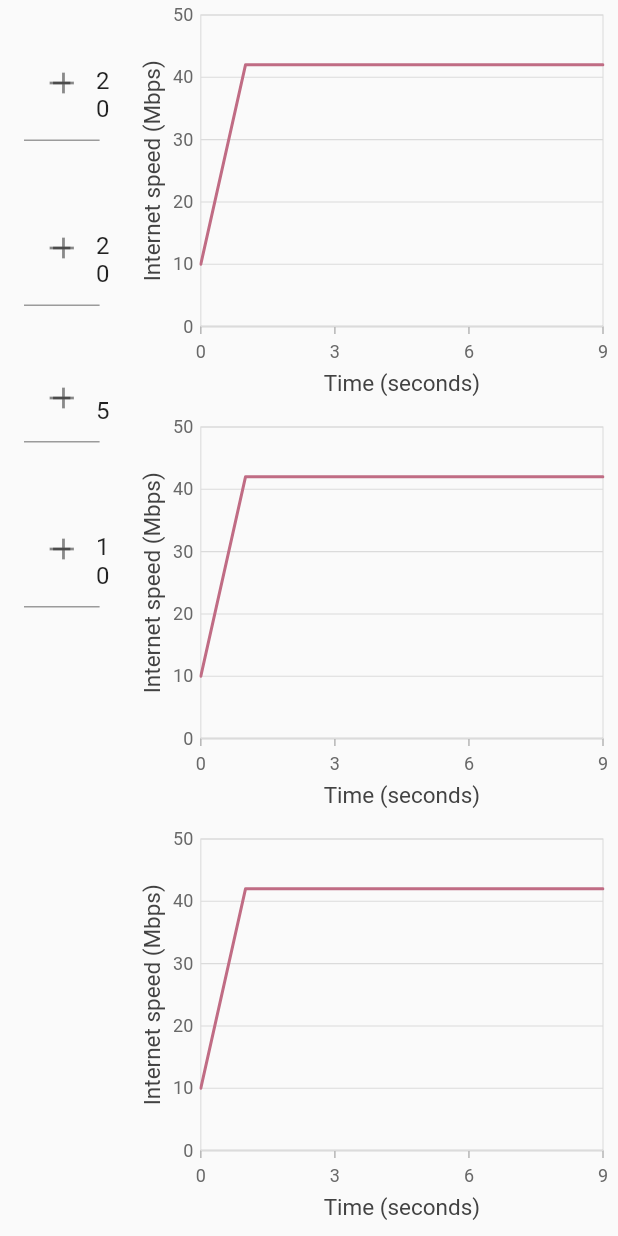
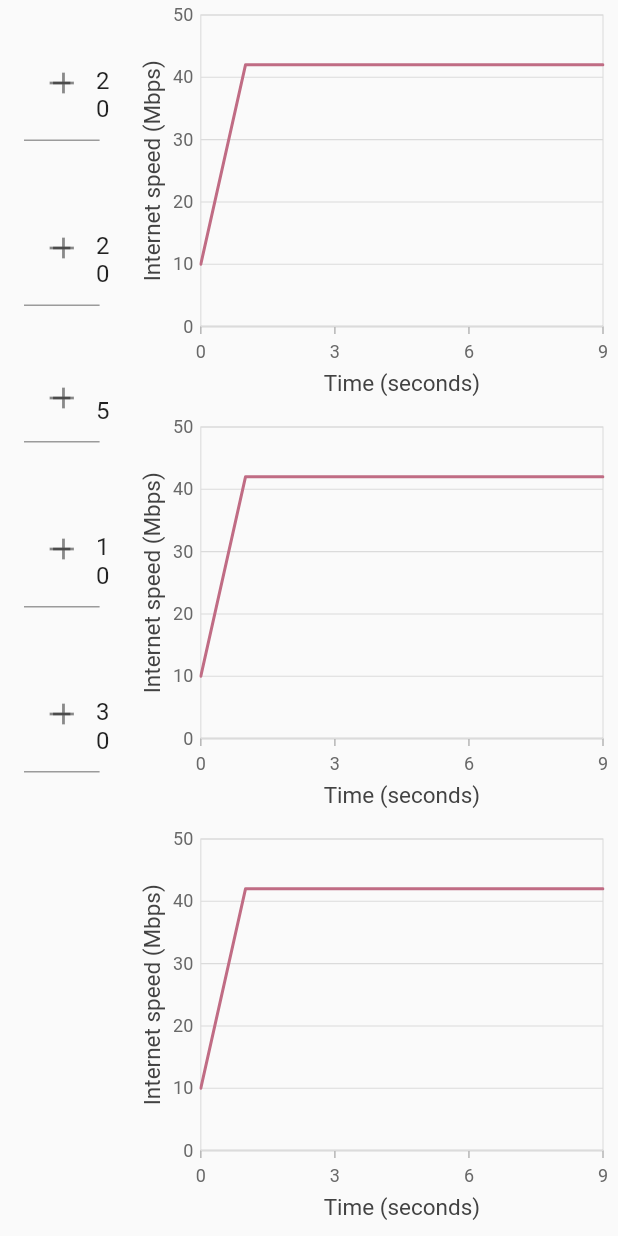
Before and after one commit to daniope/ventilator_ui, a Flutter app: the screen it shows after launch, on a phone screen of 412 x 824 dp. Run offline on Flutter 3.47's test engine with Material 2 defaults, Android fonts, the phone set to English and light mode, and no system bars; drawn by our look-alikes of flutter_spinbox; our stand-ins replace syncfusion_flutter_charts.

Commit message:
feat: impls respiratory rate control

```diff
--- a/lib/spinbox/spinbox_peak_pressure.dart
+++ b/lib/spinbox/spinbox_peak_pressure.dart
@@ -1,7 +1,7 @@
 import 'package:flutter/material.dart';
 import 'package:flutter_spinbox/material.dart';
 
-class Peak extends StatelessWidget {
+class PeakPressure extends StatelessWidget {
   Widget build(BuildContext context) {
     return SpinBox(
       min: 0.0,
--- /dev/null
+++ b/lib/spinbox/spinbox_respiratory_rate.dart
@@ -0,0 +1,16 @@
+import 'package:flutter/material.dart';
+import 'package:flutter_spinbox/material.dart';
+
+class RespiratoryRate extends StatelessWidget {
+  Widget build(BuildContext context) {
+    return SpinBox(
+      min: 1.0,
+      max: 100.0,
+      value: 30.0,
+      decimals: 0,
+      step: 1.0,
+      decoration: InputDecoration(labelText: 'Respiratory Rate (bpm)'),
+      onChanged: (value) => print('Respiratory Rate: $value'),
+    );
+  }
+}
--- a/lib/ventilator/ventilator.dart
+++ b/lib/ventilator/ventilator.dart
@@ -2,6 +2,7 @@ import 'package:flutter/material.dart';
 
 import 'package:ventilator_ui/spinbox/spinbox_peak_pressure.dart';
 import 'package:ventilator_ui/spinbox/spinbox_peep.dart';
+import 'package:ventilator_ui/spinbox/spinbox_respiratory_rate.dart';
 
 class Ventilator extends StatelessWidget {
   Widget build(BuildContext context) {
@@ -12,7 +13,11 @@ class Ventilator extends StatelessWidget {
           padding: const EdgeInsets.all(16),
         ),
         Padding(
-          child: Peak(),
+          child: PeakPressure(),
+          padding: const EdgeInsets.all(16),
+        ),
+        Padding(
+          child: RespiratoryRate(),
           padding: const EdgeInsets.all(16),
         ),
       ],
```
